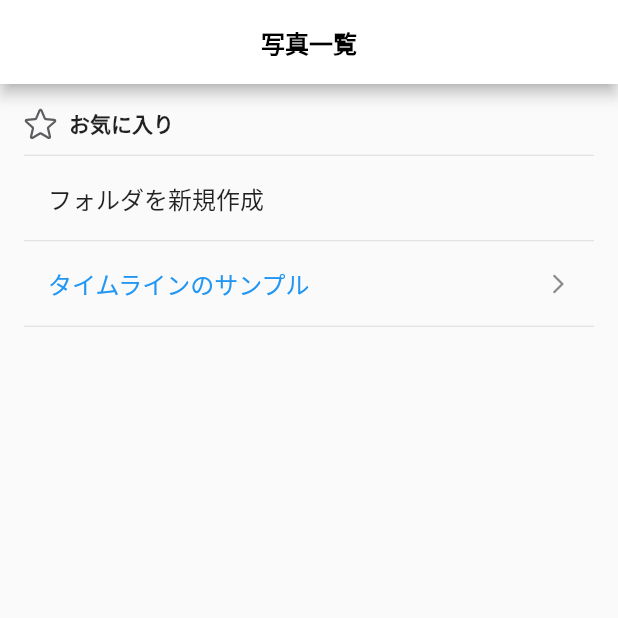
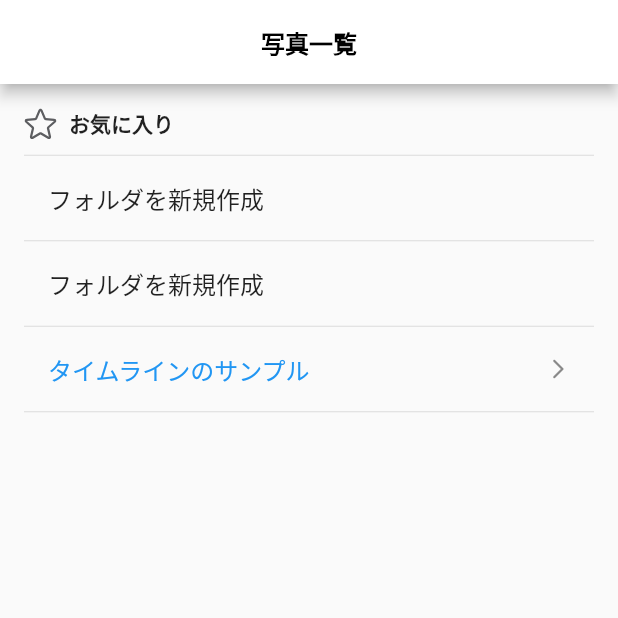
Before and after one commit to uetomo186/image_recognition_app, a Flutter app: the screen it shows after launch, on a phone screen of 412 x 824 dp, the top half of it. Run offline on Flutter 3.47's test engine with Material 2 defaults, Android fonts, the light colour scheme and no system bars; our stand-ins replace firebase_core, firebase_storage, flutter_hooks, flutter_svg, hooks_riverpod, image_picker; missing offline and left inert: google_mlkit_commons, google_mlkit_face_detection; accounts and stored records are empty.

Commit message:
homeを変更

```diff
--- a/lib/home_page.dart
+++ b/lib/home_page.dart
@@ -1,7 +1,9 @@
 import 'package:flutter/material.dart';
 import 'package:flutter_hooks/flutter_hooks.dart';
 import 'package:flutter_svg/svg.dart';
+import 'package:google_mlkit_face_detection/google_mlkit_face_detection.dart';
 import 'package:hooks_riverpod/hooks_riverpod.dart';
+import 'package:image_recognition_app/photo/camera_view.dart';
 import 'package:image_recognition_app/photo/photo_upload_screen.dart';
 
 class HomePage extends HookConsumerWidget {
@@ -56,6 +58,20 @@ class HomePage extends HookConsumerWidget {
               ),
               const Divider(height: 1),
               ListTile(
+                title: const Text(
+                  'フォルダを新規作成',
+                ),
+                onTap: () {
+                  Navigator.push(
+                      context,
+                      MaterialPageRoute(
+                          builder: (context) => CameraView(
+                                onImage: (InputImage inputImage) {},
+                              )));
+                },
+              ),
+              const Divider(height: 1),
+              ListTile(
                 title: Text(
                   'タイムラインのサンプル',
                   style:
```
